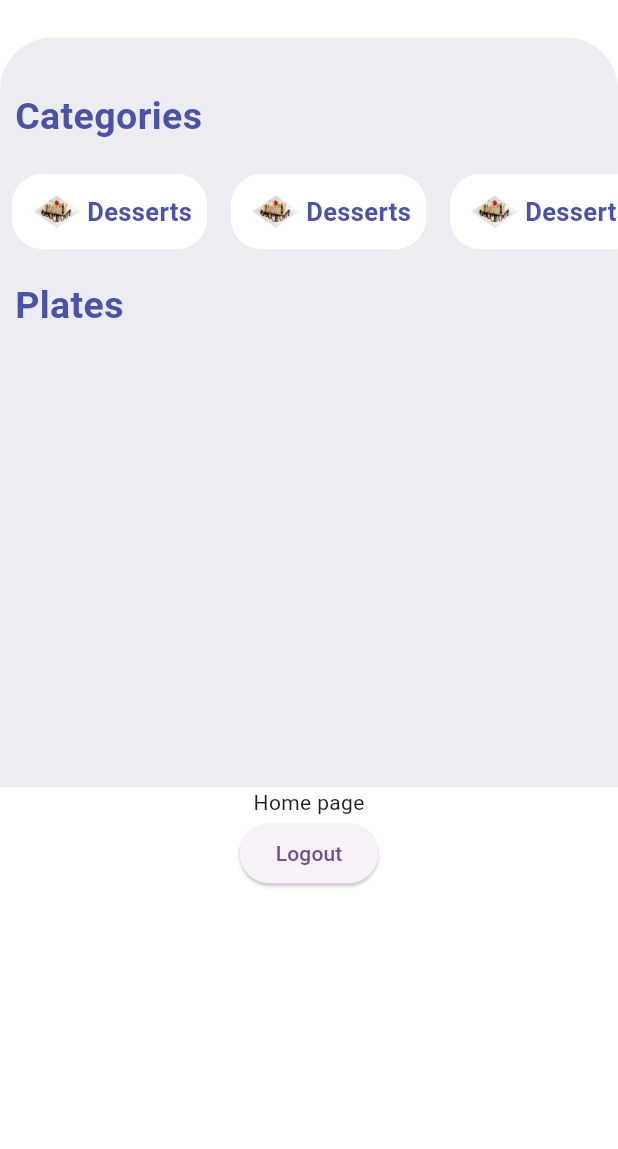
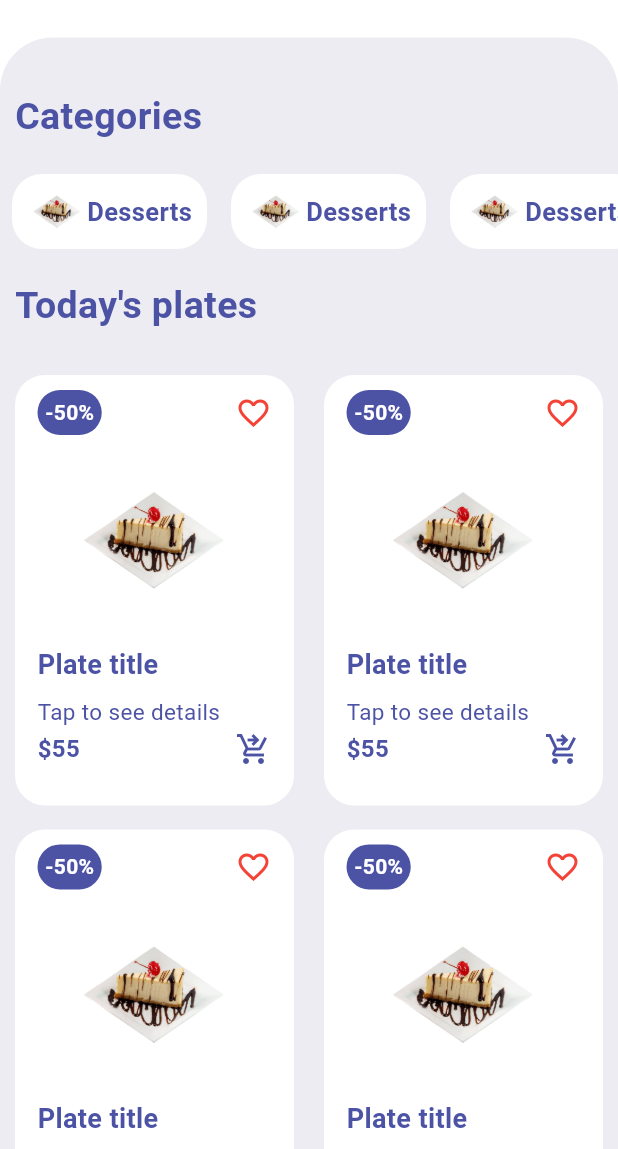
Before and after one commit to AhmedEnnaime/labelcious, a Flutter app: the Home screen opened by its route, on a phone screen of 412 x 824 dp, the part 87-1236 px from its top. Run offline on Flutter 3.47's test engine with Material 2 defaults, Android fonts, the phone set to English and light mode, and no system bars; drawn by our look-alikes of badges; our stand-ins replace firebase_auth, firebase_core, google_sign_in; accounts and stored records are empty.

Commit message:
feat: :sparkles: added plate widget

```diff
--- a/labelcious_mobile/lib/pages/home.dart
+++ b/labelcious_mobile/lib/pages/home.dart
@@ -2,6 +2,7 @@ import 'package:flutter/material.dart';
 import 'package:google_sign_in/google_sign_in.dart';
 import 'package:mobilelabelcious/widgets/categoriesWidget.dart';
 import 'package:mobilelabelcious/widgets/homeAppBar.dart';
+import 'package:mobilelabelcious/widgets/platesWidget.dart';
 
 class Home extends StatefulWidget {
   const Home({super.key});
@@ -24,7 +25,7 @@ class _HomeState extends State<Home> {
         HomeAppBar(),
         Container(
           // Temporary height
-          height: 500,
+          // height: 500,
           padding: EdgeInsets.only(top: 15),
           decoration: BoxDecoration(
               color: Color(0xFFEDECF2),
@@ -47,7 +48,7 @@ class _HomeState extends State<Home> {
               alignment: Alignment.centerLeft,
               margin: EdgeInsets.symmetric(vertical: 20, horizontal: 10),
               child: Text(
-                "Plates",
+                "Today's plates",
                 style: TextStyle(
                     fontSize: 25,
                     fontWeight: FontWeight.bold,
@@ -56,24 +57,25 @@ class _HomeState extends State<Home> {
             ),
 
             // Implementation of PlatesWidget
+            PlatesWidget(),
           ]),
         ),
-        Center(
-          child: Column(
-            mainAxisAlignment: MainAxisAlignment.center,
-            children: [
-              Text("Home page"),
-              ElevatedButton(
-                  onPressed: () async {
-                    logout();
-                    if (mounted) {
-                      Navigator.pop(context);
-                    }
-                  },
-                  child: Text("Logout"))
-            ],
-          ),
-        ),
+        // Center(
+        //   child: Column(
+        //     mainAxisAlignment: MainAxisAlignment.center,
+        //     children: [
+        //       Text("Home page"),
+        //       ElevatedButton(
+        //           onPressed: () async {
+        //             logout();
+        //             if (mounted) {
+        //               Navigator.pop(context);
+        //             }
+        //           },
+        //           child: Text("Logout"))
+        //     ],
+        //   ),
+        // ),
       ],
     ));
   }
--- /dev/null
+++ b/labelcious_mobile/lib/widgets/platesWidget.dart
@@ -0,0 +1,101 @@
+import 'package:flutter/material.dart';
+
+class PlatesWidget extends StatefulWidget {
+  const PlatesWidget({super.key});
+
+  @override
+  State<PlatesWidget> createState() => _PlatesWidgetState();
+}
+
+class _PlatesWidgetState extends State<PlatesWidget> {
+  @override
+  Widget build(BuildContext context) {
+    return GridView.count(
+      crossAxisCount: 2,
+      physics: NeverScrollableScrollPhysics(),
+      childAspectRatio: 0.68,
+      shrinkWrap: true,
+      children: [
+        for (int i = 0; i < 10; i++)
+          Container(
+            padding: EdgeInsets.only(left: 15, right: 15, top: 10),
+            margin: EdgeInsets.symmetric(vertical: 8, horizontal: 10),
+            decoration: BoxDecoration(
+                color: Colors.white, borderRadius: BorderRadius.circular(20)),
+            child: Column(children: [
+              Row(
+                mainAxisAlignment: MainAxisAlignment.spaceBetween,
+                children: [
+                  Container(
+                    padding: EdgeInsets.all(5),
+                    decoration: BoxDecoration(
+                        color: Color(0xFF4C53A5),
+                        borderRadius: BorderRadius.circular(20)),
+                    child: Text(
+                      "-50%",
+                      style: TextStyle(
+                          fontSize: 14,
+                          color: Colors.white,
+                          fontWeight: FontWeight.bold),
+                    ),
+                  ),
+                  Icon(
+                    Icons.favorite_border,
+                    color: Colors.red,
+                  )
+                ],
+              ),
+              InkWell(
+                onTap: () {},
+                child: Container(
+                  margin: EdgeInsets.all(10),
+                  child: Image.asset(
+                    "assets/pastry.png",
+                    height: 120,
+                    width: 120,
+                  ),
+                ),
+              ),
+              Container(
+                padding: EdgeInsets.only(bottom: 8),
+                alignment: Alignment.centerLeft,
+                child: Text(
+                  "Plate title",
+                  style: TextStyle(
+                      fontSize: 18,
+                      color: Color(0xFF4C53A5),
+                      fontWeight: FontWeight.bold),
+                ),
+              ),
+              Container(
+                alignment: Alignment.centerLeft,
+                child: Text(
+                  "Tap to see details",
+                  style: TextStyle(fontSize: 15, color: Color(0xFF4C53A5)),
+                ),
+              ),
+              Padding(
+                padding: const EdgeInsets.symmetric(vertical: 2),
+                child: Row(
+                  mainAxisAlignment: MainAxisAlignment.spaceBetween,
+                  children: [
+                    Text(
+                      "\$55",
+                      style: TextStyle(
+                          fontSize: 16,
+                          fontWeight: FontWeight.bold,
+                          color: Color(0xFF4C53A5)),
+                    ),
+                    Icon(
+                      Icons.shopping_cart_checkout,
+                      color: Color(0xFF4C53A5),
+                    )
+                  ],
+                ),
+              )
+            ]),
+          )
+      ],
+    );
+  }
+}
```
